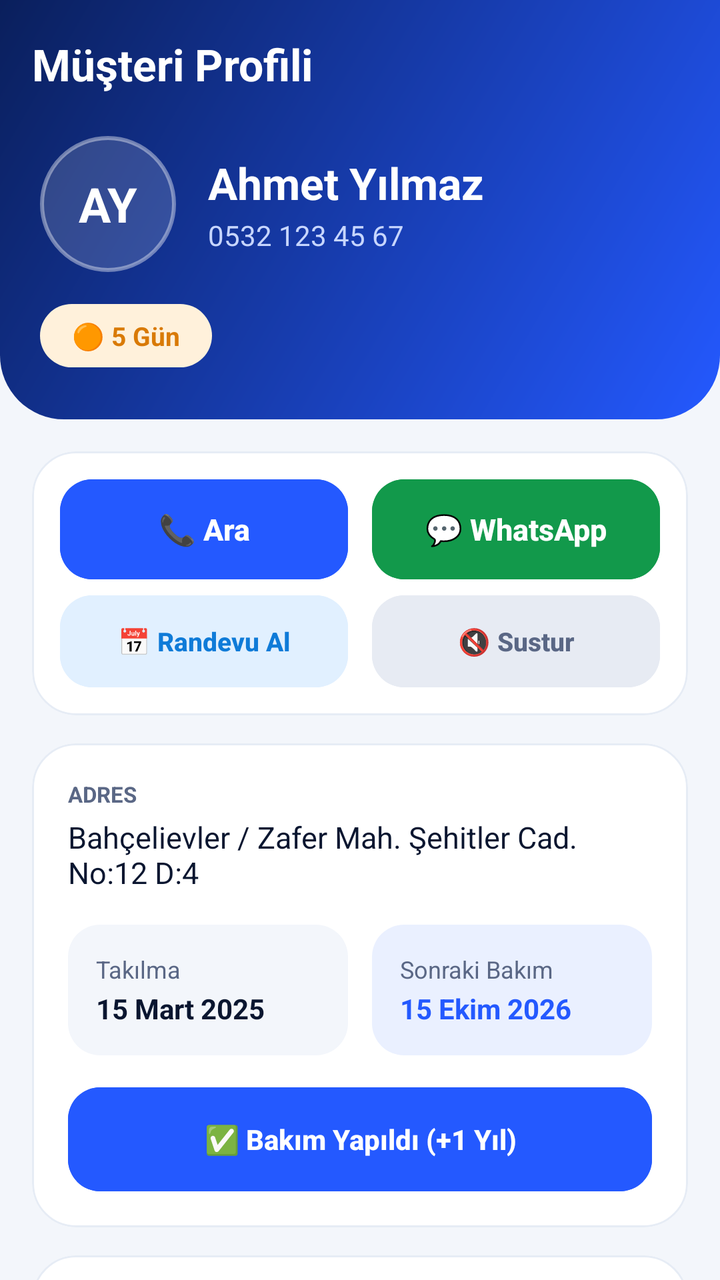
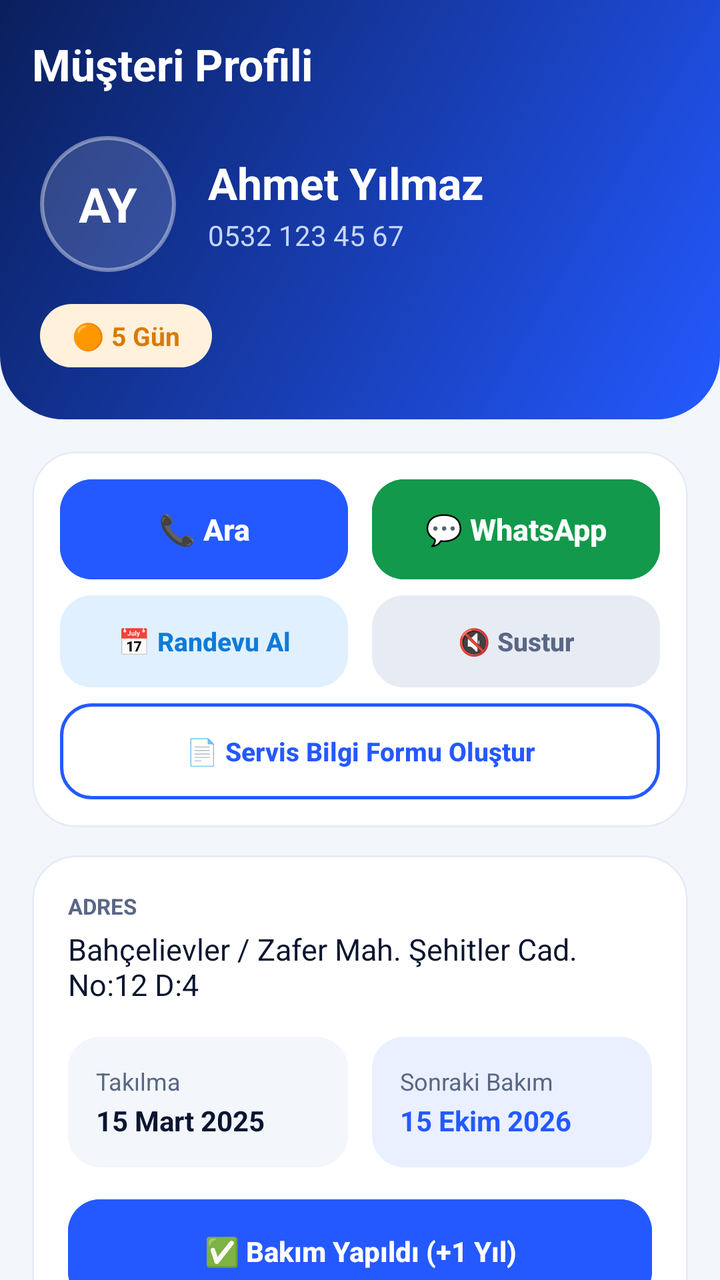

Compare the two renders of this Android layout. The source of the first and the diff that turns it into the second are given below.
<!-- AndroidManifest.xml: application theme Theme.AritmaMusteriTakip -->
<!-- res/layout/activity_customer_detail.xml -->
<?xml version="1.0" encoding="utf-8"?>
<androidx.coordinatorlayout.widget.CoordinatorLayout xmlns:android="http://schemas.android.com/apk/res/android"
    xmlns:app="http://schemas.android.com/apk/res-auto"
    android:layout_width="match_parent"
    android:layout_height="match_parent"
    android:background="@color/bg_light">

    <com.google.android.material.appbar.AppBarLayout
        android:layout_width="match_parent"
        android:layout_height="wrap_content"
        android:background="@drawable/bg_header"
        android:stateListAnimator="@null"
        android:theme="@style/ThemeOverlay.AppCompat.Dark.ActionBar"
        app:elevation="0dp"
        app:liftOnScroll="false">

        <com.google.android.material.appbar.MaterialToolbar
            android:id="@+id/toolbar"
            android:layout_width="match_parent"
            android:layout_height="?attr/actionBarSize"
            android:background="@android:color/transparent"
            app:popupTheme="@style/ThemeOverlay.App.PopupMenu"
            app:title="Müşteri Profili"
            app:titleTextAppearance="@style/App.Toolbar.Title"
            app:titleTextColor="@color/white" />

        
        <LinearLayout
            android:layout_width="match_parent"
            android:layout_height="wrap_content"
            android:orientation="vertical"
            android:paddingHorizontal="20dp"
            android:paddingTop="4dp"
            android:paddingBottom="26dp">

            <LinearLayout
                android:layout_width="match_parent"
                android:layout_height="wrap_content"
                android:gravity="center_vertical"
                android:orientation="horizontal">

                <TextView
                    android:id="@+id/tvInitials"
                    android:layout_width="68dp"
                    android:layout_height="68dp"
                    android:background="@drawable/bg_avatar_glass"
                    android:gravity="center"
                    android:text="AY"
                    android:textColor="@color/white"
                    android:textSize="24sp"
                    android:textStyle="bold" />

                <LinearLayout
                    android:layout_width="0dp"
                    android:layout_height="wrap_content"
                    android:layout_marginStart="16dp"
                    android:layout_weight="1"
                    android:orientation="vertical">

                    <TextView
                        android:id="@+id/tvFullName"
                        android:layout_width="match_parent"
                        android:layout_height="wrap_content"
                        android:ellipsize="end"
                        android:maxLines="2"
                        android:text="Ahmet Yılmaz"
                        android:textColor="@color/white"
                        android:textSize="22sp"
                        android:textStyle="bold" />

                    <TextView
                        android:id="@+id/tvCompanyName"
                        android:layout_width="match_parent"
                        android:layout_height="wrap_content"
                        android:layout_marginTop="2dp"
                        android:ellipsize="end"
                        android:maxLines="1"
                        android:text="🏢 Şirket Adı"
                        android:textColor="@color/aqua"
                        android:textSize="14sp"
                        android:textStyle="bold"
                        android:visibility="gone" />

                    <TextView
                        android:id="@+id/tvPhone"
                        android:layout_width="match_parent"
                        android:layout_height="wrap_content"
                        android:layout_marginTop="2dp"
                        android:ellipsize="end"
                        android:maxLines="1"
                        android:text="0532 123 45 67"
                        android:textColor="@color/header_text_muted"
                        android:textSize="14sp" />

                    <TextView
                        android:id="@+id/tvCompanyPhone"
                        android:layout_width="match_parent"
                        android:layout_height="wrap_content"
                        android:layout_marginTop="1dp"
                        android:ellipsize="end"
                        android:maxLines="1"
                        android:text="☎️ Şirket Tel: 0212 123 45 67"
                        android:textColor="@color/header_text_muted"
                        android:textSize="13sp"
                        android:visibility="gone" />

                </LinearLayout>

            </LinearLayout>

            <TextView
                android:id="@+id/tvStatusBadge"
                android:layout_width="wrap_content"
                android:layout_height="wrap_content"
                android:layout_marginTop="16dp"
                android:background="@drawable/bg_status_pill"
                android:backgroundTint="@color/status_orange_bg"
                android:maxLines="1"
                android:paddingHorizontal="16dp"
                android:paddingVertical="7dp"
                android:text="🟠 5 Gün"
                android:textColor="@color/status_orange"
                android:textSize="13sp"
                android:textStyle="bold" />

        </LinearLayout>

    </com.google.android.material.appbar.AppBarLayout>

    <androidx.core.widget.NestedScrollView
        android:layout_width="match_parent"
        android:layout_height="match_parent"
        android:fillViewport="true"
        android:scrollbars="none"
        app:layout_behavior="@string/appbar_scrolling_view_behavior">

        <LinearLayout
            android:layout_width="match_parent"
            android:layout_height="wrap_content"
            android:orientation="vertical"
            android:padding="16dp">

            
            <com.google.android.material.card.MaterialCardView
                android:layout_width="match_parent"
                android:layout_height="wrap_content">

                <LinearLayout
                    android:layout_width="match_parent"
                    android:layout_height="wrap_content"
                    android:orientation="vertical"
                    android:padding="14dp">

                    <LinearLayout
                        android:layout_width="match_parent"
                        android:layout_height="wrap_content"
                        android:orientation="horizontal">

                        <com.google.android.material.button.MaterialButton
                            android:id="@+id/btnCall"
                            android:layout_width="0dp"
                            android:layout_height="50dp"
                            android:layout_marginEnd="6dp"
                            android:layout_weight="1"
                            android:backgroundTint="@color/call_blue"
                            android:ellipsize="end"
                            android:maxLines="1"
                            android:text="📞 Ara"
                            android:textColor="@color/white"
                            android:textSize="15sp" />

                        <com.google.android.material.button.MaterialButton
                            android:id="@+id/btnWhatsApp"
                            android:layout_width="0dp"
                            android:layout_height="50dp"
                            android:layout_marginStart="6dp"
                            android:layout_weight="1"
                            android:backgroundTint="@color/whatsapp_green"
                            android:ellipsize="end"
                            android:maxLines="1"
                            android:text="💬 WhatsApp"
                            android:textColor="@color/white"
                            android:textSize="15sp" />

                    </LinearLayout>

                    <LinearLayout
                        android:layout_width="match_parent"
                        android:layout_height="wrap_content"
                        android:layout_marginTop="8dp"
                        android:orientation="horizontal">

                        <com.google.android.material.button.MaterialButton
                            android:id="@+id/btnSetReservation"
                            style="@style/Widget.App.Button.Tonal"
                            android:layout_width="0dp"
                            android:layout_height="46dp"
                            android:layout_marginEnd="6dp"
                            android:layout_weight="1"
                            android:backgroundTint="@color/status_reserved_bg"
                            android:ellipsize="end"
                            android:maxLines="1"
                            android:paddingHorizontal="4dp"
                            android:text="📅 Randevu Al"
                            android:textColor="@color/status_reserved"
                            android:textSize="13sp" />

                        <com.google.android.material.button.MaterialButton
                            android:id="@+id/btnToggleMute"
                            style="@style/Widget.App.Button.Tonal"
                            android:layout_width="0dp"
                            android:layout_height="46dp"
                            android:layout_marginStart="6dp"
                            android:layout_weight="1"
                            android:backgroundTint="@color/status_muted_bg"
                            android:ellipsize="end"
                            android:maxLines="1"
                            android:paddingHorizontal="4dp"
                            android:text="🔇 Sustur"
                            android:textColor="@color/status_muted"
                            android:textSize="13sp" />

                    </LinearLayout>

                </LinearLayout>

            </com.google.android.material.card.MaterialCardView>

            
            <com.google.android.material.card.MaterialCardView
                android:layout_width="match_parent"
                android:layout_height="wrap_content"
                android:layout_marginTop="14dp">

                <LinearLayout
                    android:layout_width="match_parent"
                    android:layout_height="wrap_content"
                    android:orientation="vertical"
                    android:padding="18dp">

                    <TextView
                        android:layout_width="wrap_content"
                        android:layout_height="wrap_content"
                        android:text="ADRES"
                        android:textColor="@color/text_secondary"
                        android:textSize="11sp"
                        android:textStyle="bold" />

                    <TextView
                        android:id="@+id/tvDistrictAddress"
                        android:layout_width="match_parent"
                        android:layout_height="wrap_content"
                        android:layout_marginTop="4dp"
                        android:text="Bahçelievler / Zafer Mah. Şehitler Cad. No:12 D:4"
                        android:textColor="@color/text_primary"
                        android:textSize="15sp" />

                    <LinearLayout
                        android:layout_width="match_parent"
                        android:layout_height="wrap_content"
                        android:layout_marginTop="16dp"
                        android:orientation="horizontal">

                        <LinearLayout
                            android:layout_width="0dp"
                            android:layout_height="wrap_content"
                            android:layout_marginEnd="6dp"
                            android:layout_weight="1"
                            android:background="@drawable/bg_tile"
                            android:backgroundTint="@color/surface_soft"
                            android:orientation="vertical"
                            android:padding="14dp">

                            <TextView
                                android:layout_width="wrap_content"
                                android:layout_height="wrap_content"
                                android:text="Takılma"
                                android:textColor="@color/text_secondary"
                                android:textSize="12sp" />

                            <TextView
                                android:id="@+id/tvInstallationDate"
                                android:layout_width="match_parent"
                                android:layout_height="wrap_content"
                                android:layout_marginTop="2dp"
                                android:ellipsize="end"
                                android:maxLines="1"
                                android:text="15 Mart 2025"
                                android:textColor="@color/text_primary"
                                android:textSize="14sp"
                                android:textStyle="bold" />

                        </LinearLayout>

                        <LinearLayout
                            android:layout_width="0dp"
                            android:layout_height="wrap_content"
                            android:layout_marginStart="6dp"
                            android:layout_weight="1"
                            android:background="@drawable/bg_tile"
                            android:backgroundTint="@color/bireysel_light_bg"
                            android:orientation="vertical"
                            android:padding="14dp">

                            <TextView
                                android:layout_width="wrap_content"
                                android:layout_height="wrap_content"
                                android:text="Sonraki Bakım"
                                android:textColor="@color/text_secondary"
                                android:textSize="12sp" />

                            <TextView
                                android:id="@+id/tvMaintenanceDate"
                                android:layout_width="match_parent"
                                android:layout_height="wrap_content"
                                android:layout_marginTop="2dp"
                                android:ellipsize="end"
                                android:maxLines="1"
                                android:text="15 Ekim 2026"
                                android:textColor="@color/bireysel_primary"
                                android:textSize="14sp"
                                android:textStyle="bold" />

                        </LinearLayout>

                    </LinearLayout>

                    
                    <com.google.android.material.button.MaterialButton
                        android:id="@+id/btnRefreshMaintenanceBireysel"
                        android:layout_width="match_parent"
                        android:layout_height="52dp"
                        android:layout_marginTop="16dp"
                        android:backgroundTint="@color/bireysel_primary"
                        android:ellipsize="end"
                        android:maxLines="1"
                        android:text="✅ Bakım Yapıldı (+1 Yıl)"
                        android:textColor="@color/white" />

                    
                    <LinearLayout
                        android:id="@+id/layoutLojistikRefresh"
                        android:layout_width="match_parent"
                        android:layout_height="wrap_content"
                        android:layout_marginTop="16dp"
                        android:orientation="vertical"
                        android:visibility="gone">

                        <TextView
                            android:id="@+id/tvRefreshPeriodTitle"
                            android:layout_width="wrap_content"
                            android:layout_height="wrap_content"
                            android:text="✅ BAKIM YAPILDI — SIRADAKİ PERİYOT"
                            android:textColor="@color/text_secondary"
                            android:textSize="11sp"
                            android:textStyle="bold" />

                        <LinearLayout
                            android:layout_width="match_parent"
                            android:layout_height="wrap_content"
                            android:layout_marginTop="8dp"
                            android:orientation="horizontal">

                            <com.google.android.material.button.MaterialButton
                                android:id="@+id/btnRefresh3Months"
                                style="@style/Widget.App.Button.Outlined"
                                android:layout_width="0dp"
                                android:layout_height="46dp"
                                android:layout_marginEnd="3dp"
                                android:layout_weight="1"
                                android:insetLeft="0dp"
                                android:insetRight="0dp"
                                android:maxLines="1"
                                android:paddingHorizontal="0dp"
                                android:text="+3 Ay"
                                android:textSize="13sp" />

                            <com.google.android.material.button.MaterialButton
                                android:id="@+id/btnRefresh6Months"
                                style="@style/Widget.App.Button.Outlined"
                                android:layout_width="0dp"
                                android:layout_height="46dp"
                                android:layout_marginHorizontal="3dp"
                                android:layout_weight="1"
                                android:insetLeft="0dp"
                                android:insetRight="0dp"
                                android:maxLines="1"
                                android:paddingHorizontal="0dp"
                                android:text="+6 Ay"
                                android:textSize="13sp" />

                            <com.google.android.material.button.MaterialButton
                                android:id="@+id/btnRefresh9Months"
                                style="@style/Widget.App.Button.Outlined"
                                android:layout_width="0dp"
                                android:layout_height="46dp"
                                android:layout_marginHorizontal="3dp"
                                android:layout_weight="1"
                                android:insetLeft="0dp"
                                android:insetRight="0dp"
                                android:maxLines="1"
                                android:paddingHorizontal="0dp"
                                android:text="+9 Ay"
                                android:textSize="13sp" />

                            <com.google.android.material.button.MaterialButton
                                android:id="@+id/btnRefresh12Months"
                                style="@style/Widget.App.Button.Outlined"
                                android:layout_width="0dp"
                                android:layout_height="46dp"
                                android:layout_marginStart="3dp"
                                android:layout_weight="1"
                                android:insetLeft="0dp"
                                android:insetRight="0dp"
                                android:maxLines="1"
                                android:paddingHorizontal="0dp"
                                android:text="+12 Ay"
                                android:textSize="13sp" />

                        </LinearLayout>

                    </LinearLayout>

                </LinearLayout>

            </com.google.android.material.card.MaterialCardView>

            
            <com.google.android.material.card.MaterialCardView
                android:layout_width="match_parent"
                android:layout_height="wrap_content"
                android:layout_marginTop="14dp">

                <LinearLayout
                    android:layout_width="match_parent"
                    android:layout_height="wrap_content"
                    android:orientation="vertical"
                    android:padding="18dp">

                    <LinearLayout
                        android:layout_width="match_parent"
                        android:layout_height="wrap_content"
                        android:gravity="center_vertical"
                        android:orientation="horizontal">

                        <TextView
                            android:layout_width="0dp"
                            android:layout_height="wrap_content"
                            android:layout_weight="1"
                            android:ellipsize="end"
                            android:maxLines="1"
                            android:text="📝 Servis Geçmişi"
                            android:textColor="@color/text_primary"
                            android:textSize="16sp"
                            android:textStyle="bold" />

                        <com.google.android.material.button.MaterialButton
                            android:id="@+id/btnAddNote"
                            style="@style/Widget.App.Button.Tonal"
                            android:layout_width="wrap_content"
                            android:layout_height="40dp"
                            android:backgroundTint="@color/bireysel_light_bg"
                            android:maxLines="1"
                            android:text="+ Not"
                            android:textColor="@color/bireysel_primary"
                            android:textSize="13sp" />

                    </LinearLayout>

                    <androidx.recyclerview.widget.RecyclerView
                        android:id="@+id/rvNotes"
                        android:layout_width="match_parent"
                        android:layout_height="wrap_content"
                        android:layout_marginTop="10dp"
                        android:nestedScrollingEnabled="false" />

                    <TextView
                        android:id="@+id/tvEmptyNotes"
                        android:layout_width="match_parent"
                        android:layout_height="wrap_content"
                        android:layout_marginVertical="14dp"
                        android:gravity="center"
                        android:text="Henüz servis notu yok."
                        android:textColor="@color/text_secondary"
                        android:textSize="14sp" />

                </LinearLayout>

            </com.google.android.material.card.MaterialCardView>

            
            <LinearLayout
                android:layout_width="match_parent"
                android:layout_height="wrap_content"
                android:layout_marginTop="16dp"
                android:layout_marginBottom="12dp"
                android:orientation="horizontal">

                <com.google.android.material.button.MaterialButton
                    android:id="@+id/btnEditCustomer"
                    style="@style/Widget.App.Button.Outlined"
                    android:layout_width="0dp"
                    android:layout_height="50dp"
                    android:layout_marginEnd="6dp"
                    android:layout_weight="1"
                    android:backgroundTint="@color/white"
                    android:ellipsize="end"
                    android:maxLines="1"
                    android:text="✏️ Düzenle" />

                <com.google.android.material.button.MaterialButton
                    android:id="@+id/btnArchiveCustomer"
                    style="@style/Widget.App.Button.Outlined"
                    android:layout_width="0dp"
                    android:layout_height="50dp"
                    android:layout_marginStart="6dp"
                    android:layout_weight="1"
                    android:backgroundTint="@color/white"
                    android:ellipsize="end"
                    android:maxLines="1"
                    android:text="📦 Arşivle"
                    android:textColor="@color/status_red"
                    app:strokeColor="@color/status_red_bg" />

            </LinearLayout>

        </LinearLayout>

    </androidx.core.widget.NestedScrollView>

</androidx.coordinatorlayout.widget.CoordinatorLayout>
<!-- resources referenced by this layout -->
<resources>
  <color name="aqua">#19D3F3</color>
  <color name="bg_light">#F3F6FB</color>
  <color name="bireysel_light_bg">#EAF0FF</color>
  <color name="bireysel_primary">#2459FF</color>
  <color name="call_blue">#2459FF</color>
  <color name="header_text_muted">#C7D6FF</color>
  <color name="status_muted">#5A6785</color>
  <color name="status_muted_bg">#E7EBF3</color>
  <color name="status_orange">#D97A06</color>
  <color name="status_orange_bg">#FFF1DB</color>
  <color name="status_red">#E5484D</color>
  <color name="status_red_bg">#FFE9EA</color>
  <color name="status_reserved">#0F7BD8</color>
  <color name="status_reserved_bg">#E1F0FF</color>
  <color name="surface_soft">#F3F6FB</color>
  <color name="text_primary">#0A1630</color>
  <color name="text_secondary">#5A6785</color>
  <color name="whatsapp_green">#12994B</color>
  <color name="white">#FFFFFF</color>
  <!-- drawable bg_avatar_glass (drawable) -->
  <?xml version="1.0" encoding="utf-8"?>
  <shape xmlns:android="http://schemas.android.com/apk/res/android"
      android:shape="oval">
      <solid android:color="@color/glass_white" />
      <stroke
          android:width="2dp"
          android:color="@color/glass_white_stroke" />
  </shape>
  <!-- drawable bg_status_pill (drawable) -->
  <?xml version="1.0" encoding="utf-8"?>
  <shape xmlns:android="http://schemas.android.com/apk/res/android"
      android:shape="rectangle">
      <solid android:color="@color/white" />
      <corners android:radius="100dp" />
  </shape>
  <!-- drawable bg_tile (drawable) -->
  <?xml version="1.0" encoding="utf-8"?>
  <shape xmlns:android="http://schemas.android.com/apk/res/android"
      android:shape="rectangle">
      <solid android:color="@color/white" />
      <corners android:radius="16dp" />
  </shape>
  <style name="App.Toolbar.Title" parent="TextAppearance.Material3.TitleLarge">
          <item name="android:textColor">@color/white</item>
          <item name="android:textStyle">bold</item>
      </style>
  <color name="glass_white">#26FFFFFF</color>
  <color name="glass_white_stroke">#66FFFFFF</color>
  <color name="header_end">#2459FF</color>
  <color name="header_start">#0A1F5C</color>
  <style name="App.PopupMenu.TextAppearance" parent="TextAppearance.AppCompat.Widget.PopupMenu.Large">
          <item name="android:textColor">@color/text_primary</item>
          <item name="android:textSize">14sp</item>
          <item name="android:textStyle">bold</item>
      </style>
  <color name="input_box_stroke">#D5DDEB</color>
  <color name="bireysel_primary_variant">#0A1F5C</color>
  <color name="bireysel_accent">#19C3F0</color>
  <color name="call_blue_bg">#E6EDFF</color>
  <color name="input_hint_color">#7A87A3</color>
  <style name="Widget.App.Card" parent="Widget.Material3.CardView.Filled">
          <item name="cardBackgroundColor">@color/white</item>
          <item name="cardCornerRadius">22dp</item>
          <item name="cardElevation">0dp</item>
          <item name="strokeColor">@color/divider_color</item>
          <item name="strokeWidth">1dp</item>
      </style>
  <style name="Widget.App.OverflowMenu" parent="Widget.Material3.PopupMenu.Overflow">
          <item name="android:popupBackground">@drawable/bg_popup_menu</item>
      </style>
  <color name="divider_color">#E6ECF5</color>
  <!-- drawable bg_popup_menu (drawable) -->
  <?xml version="1.0" encoding="utf-8"?>
  <shape xmlns:android="http://schemas.android.com/apk/res/android"
      android:shape="rectangle">
      <solid android:color="@color/white" />
      <corners android:radius="14dp" />
      <stroke
          android:width="1dp"
          android:color="@color/divider_color" />
  </shape>
  <!-- unchanged entries left out for length: 8 -->
</resources>

<!-- the commit's change to res/layout/activity_customer_detail.xml (unified diff, before → after) -->
@@ -222,6 +222,20 @@
 
                     </LinearLayout>
 
+                    <com.google.android.material.button.MaterialButton
+                        android:id="@+id/btnCreateServiceForm"
+                        style="@style/Widget.App.Button.Outlined"
+                        android:layout_width="match_parent"
+                        android:layout_height="48dp"
+                        android:layout_marginTop="8dp"
+                        android:backgroundTint="@color/white"
+                        android:ellipsize="end"
+                        android:maxLines="1"
+                        android:text="📄 Servis Bilgi Formu Oluştur"
+                        android:textColor="@color/bireysel_primary"
+                        app:strokeColor="@color/bireysel_primary"
+                        android:textSize="13sp" />
+
                 </LinearLayout>
 
             </com.google.android.material.card.MaterialCardView>
